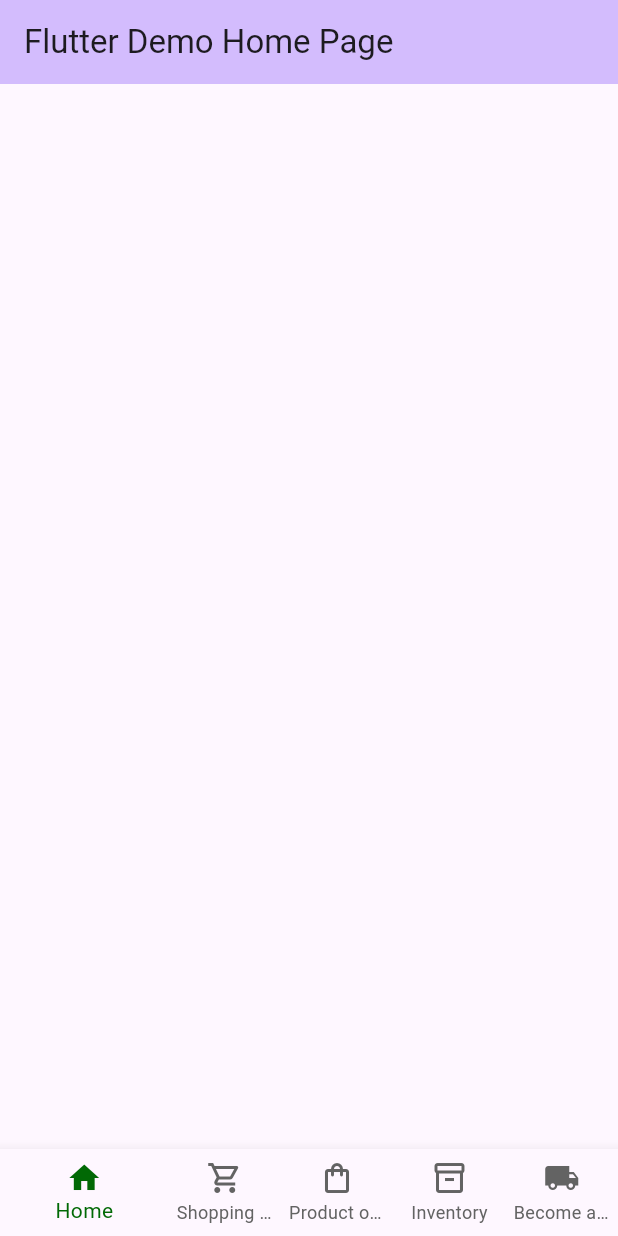
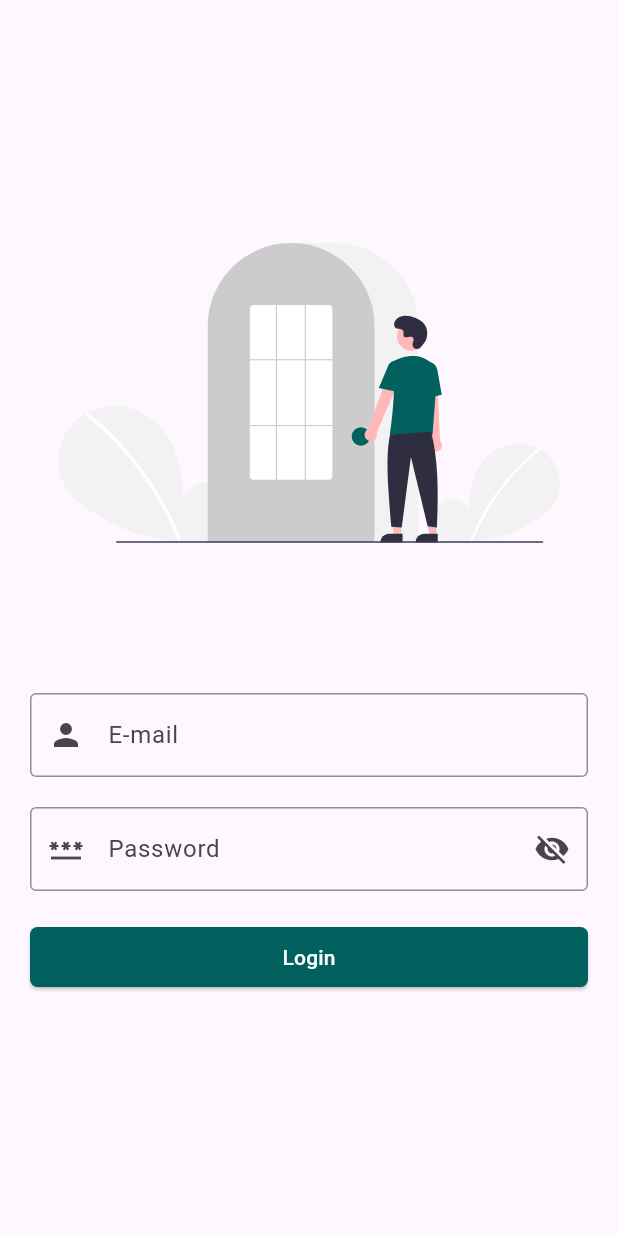
Before and after one commit to Hackfestival/mobile, a Flutter app: the screen it shows after launch, on a phone screen of 412 x 824 dp. Run offline on Flutter 3.47's test engine with Material 3 defaults, Android fonts, the phone set to English and light mode, and no system bars; our stand-ins replace flutter_svg.

Commit message:
feat: first draft for login_screen

```diff
--- a/lib/project_constants.dart
+++ b/lib/constants/project_constants.dart
@@ -24,7 +24,9 @@ class ProjectConstants {
   static const Color unselectedColorNavigationBar = Color(0xFF859494);
   // static const Color backgroundColorNavigationBar = Color();  currently default color
 
-
+  static const double defaultPadding = 20.0;
+  static const double largePadding = 100.0;
+  static const double defaultBorderRadius = 5.0;
 
   // Text Styles
   static const TextStyle headline1 = TextStyle(
@@ -38,9 +40,6 @@ class ProjectConstants {
     color: textColor,
   );
 
-  // BorderRadius
-  static const BorderRadius defaultBorderRadius = BorderRadius.all(Radius.circular(8.0));
-
   // Duration for Animations
   static const Duration animationDuration = Duration(milliseconds: 300);
 }
--- a/lib/main.dart
+++ b/lib/main.dart
@@ -1,4 +1,6 @@
 import 'package:flutter/material.dart';
+import 'package:mobile/constants/project_constants.dart';
+import 'package:mobile/screens/login_screen.dart';
 
 void main() {
   runApp(const MyApp());
@@ -15,7 +17,7 @@ class MyApp extends StatelessWidget {
         colorScheme: ColorScheme.fromSeed(seedColor: Colors.deepPurple),
         useMaterial3: true,
       ),
-      home: const MyHomePage(title: 'Flutter Demo Home Page'),
+      home: const LoginScreen(),
     );
   }
 }
@@ -47,8 +49,8 @@ class _MyHomePageState extends State<MyHomePage> {
       ),
       body: Container(),
       bottomNavigationBar: BottomNavigationBar(
-        selectedItemColor: const Color(0xFF016905),
-        unselectedItemColor: const Color(0xFF636363),
+        selectedItemColor: ProjectConstants.primaryColor,
+        unselectedItemColor: ProjectConstants.secondaryColor,
         showSelectedLabels: true,
         showUnselectedLabels: true,
         currentIndex: _selectedIndex,
--- /dev/null
+++ b/lib/screens/login_screen.dart
@@ -0,0 +1,100 @@
+import 'package:flutter/material.dart';
+import 'package:flutter_svg/flutter_svg.dart';
+import 'package:mobile/constants/project_constants.dart';
+
+class LoginScreen extends StatefulWidget {
+  const LoginScreen({super.key});
+
+  @override
+  State<LoginScreen> createState() => _LoginScreenState();
+}
+
+class _LoginScreenState extends State<LoginScreen> {
+  bool _isPasswordVisible = false;
+
+  @override
+  Widget build(BuildContext context) {
+    return Scaffold(
+      body: Center(
+        child: Column(
+          mainAxisAlignment: MainAxisAlignment.center,
+          children: [
+            Padding(padding: const EdgeInsets.only(bottom: ProjectConstants.largePadding),
+              child:  SvgPicture.asset(
+                'assets/login.svg',
+                height: 200,
+              ),
+            ),
+            Padding(
+              padding: const EdgeInsets.only(
+                  left: ProjectConstants.defaultPadding,
+                  right: ProjectConstants.defaultPadding,
+                  bottom: ProjectConstants.defaultPadding
+              ),
+              child: TextFormField(
+                decoration: const InputDecoration(
+                  border: OutlineInputBorder(),
+                  focusedBorder: OutlineInputBorder(
+                    borderSide: BorderSide(color: ProjectConstants.primaryColor),
+                  ),
+                  enabledBorder: OutlineInputBorder(
+                    borderSide: BorderSide(color: ProjectConstants.secondaryColor),
+                  ),
+                prefixIcon: Icon(Icons.person),
+                  hintText: 'E-mail',
+                ),
+              ),
+            ),
+            Padding(
+              padding: const EdgeInsets.only(
+                  bottom: ProjectConstants.defaultPadding,
+                  right: ProjectConstants.defaultPadding,
+                  left: ProjectConstants.defaultPadding
+              ),
+              child: TextFormField(
+                decoration: InputDecoration(
+                  border: const OutlineInputBorder(),
+                  focusedBorder: const OutlineInputBorder(
+                    borderSide: BorderSide(color: ProjectConstants.primaryColor),
+                  ),
+                  enabledBorder: const OutlineInputBorder(
+                    borderSide: BorderSide(color: ProjectConstants.secondaryColor),
+                  ),
+                  prefixIcon: const Icon(Icons.password),
+                  suffixIcon: IconButton(
+                      onPressed: () {
+                        setState(() {
+                          _isPasswordVisible = !_isPasswordVisible;
+                        });
+                        },
+                      icon: _isPasswordVisible ? const Icon(Icons.visibility) :
+                      const Icon(Icons.visibility_off)),
+                  hintText: 'Password',
+                ),
+              ),
+            ),
+            Padding(padding: const EdgeInsets.only(
+                left: ProjectConstants.defaultPadding,
+                right: ProjectConstants.defaultPadding
+              ),
+              child:  SizedBox(
+                width: double.infinity,
+                child: ElevatedButton(
+                  onPressed: ()  {},
+                  style: ElevatedButton.styleFrom(
+                   backgroundColor: ProjectConstants.primaryColor,
+                    shape: const RoundedRectangleBorder(
+                      borderRadius: BorderRadius.all(Radius.circular(ProjectConstants.defaultBorderRadius)),
+                    ),
+                  ),
+                  child: const Text(
+                    'Login',
+                    style: TextStyle(color: Colors.white),)
+                ),
+            ),)
+          ],
+        )
+      ),
+    );
+  }
+}
--- a/pubspec.yaml
+++ b/pubspec.yaml
@@ -35,6 +35,7 @@ dependencies:
   # The following adds the Cupertino Icons font to your application.
   # Use with the CupertinoIcons class for iOS style icons.
   cupertino_icons: ^1.0.8
+  flutter_svg: ^2.0.10+1
 
 dev_dependencies:
   flutter_test:
@@ -59,6 +60,9 @@ flutter:
   uses-material-design: true
 
   # To add assets to your application, add an assets section, like this:
+  assets:
+    - assets/
+
   # assets:
   #   - images/a_dot_burr.jpeg
   #   - images/a_dot_ham.jpeg
```
Also changed, not shown: assets/login.svg (added), lib/screens/main_map.dart (deleted).
